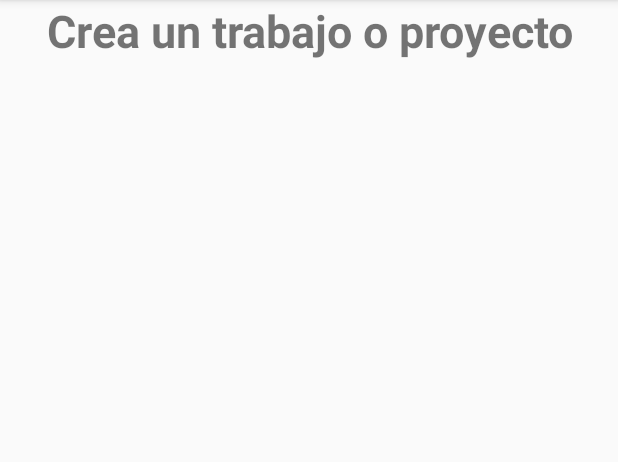
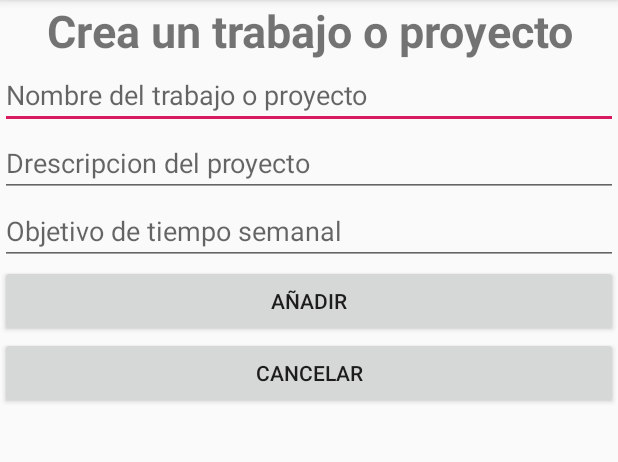
Before and after one commit to GrayJacketStudios/worktracker, an Android app: the CreateTrabajo screen opened directly, with no data from a screen before it, on a phone screen of 412 x 824 dp, the part 84-546 px from its top. Run offline under Robolectric (Android 15) with nearby library versions, the phone set to English and light mode, and no system bars.

Commit message:
Se termina para añadir nuevos trabajos y registros, a una clase singleton que maneja estas listas

```diff
--- a/app/src/main/java/sebastian/cl/worktracker/helpers/SingletonListas.java
+++ b/app/src/main/java/sebastian/cl/worktracker/helpers/SingletonListas.java
@@ -5,16 +5,19 @@ import java.util.List;
 
 import sebastian.cl.worktracker.registros.Registro;
 import sebastian.cl.worktracker.trabajos.Trabajos;
+import sebastian.cl.worktracker.usuarios.Usuario;
 
 public class SingletonListas {
     private static volatile SingletonListas SL = new SingletonListas();
 
     public List<Registro> registroList;
     public List<Trabajos> trabajosList;
+    public List<Usuario>  usuariosList;
 
     private SingletonListas(){
         registroList = new ArrayList<>();
         trabajosList = new ArrayList<>();
+        usuariosList = new ArrayList<>();
 
         trabajosList.add(new Trabajos(1,1,"","Proyecto INIF","Desarrollo front-end de INIF"));
         trabajosList.add(new Trabajos(2,1,"","back-end PUQTour","Desarrollo back-end de PUQTour"));
--- a/app/src/main/java/sebastian/cl/worktracker/registros/CreateRegistro.java
+++ b/app/src/main/java/sebastian/cl/worktracker/registros/CreateRegistro.java
@@ -29,7 +29,6 @@ public class CreateRegistro extends AppCompatActivity {
         setContentView(R.layout.activity_create_registro);
 
         trabajoID = (Integer)getIntent().getIntExtra("trabajoId",0);
-
         etFechaTrabajo = (EditText) findViewById(R.id.ETFechaTrabajada);
 
         etFechaTrabajo.setOnClickListener(new View.OnClickListener() {
--- a/app/src/main/java/sebastian/cl/worktracker/registros/RegistrosList.java
+++ b/app/src/main/java/sebastian/cl/worktracker/registros/RegistrosList.java
@@ -50,7 +50,7 @@ public class RegistrosList extends AppCompatActivity {
                 RegistrosListAdapter(this, R.layout.registro_list_item,listaRegistro);
 
         TextView txtHorasTrabajadas = (TextView) findViewById(R.id.txtHtotales);
-        txtHorasTrabajadas.setText(R.string.tTotal+Registro.minutosAHorasMinuto(HorasTotales));
+        txtHorasTrabajadas.setText(getString(R.string.tTotal,Registro.minutosAHorasMinuto(HorasTotales)));
         listView.setAdapter(adapter);
 
     }
@@ -61,7 +61,7 @@ public class RegistrosList extends AppCompatActivity {
             if (resultCode == RESULT_OK) {
                 registrosByTrabajos(SingletonListas.getInstance().registroList,trabajo.getTrabajoID());
                 TextView txtHorasTrabajadas = (TextView) findViewById(R.id.txtHtotales);
-                txtHorasTrabajadas.setText(R.string.tTotal+Registro.minutosAHorasMinuto(HorasTotales));
+                txtHorasTrabajadas.setText(getString(R.string.tTotal,Registro.minutosAHorasMinuto(HorasTotales)));
                 adapter.notifyDataSetChanged();
             }
         }
--- a/app/src/main/res/layout/activity_create_trabajo.xml
+++ b/app/src/main/res/layout/activity_create_trabajo.xml
@@ -19,4 +19,37 @@
         android:textStyle="bold" />
 
 
+    <EditText
+        android:id="@+id/ETCTNombreTrabajo"
+        android:layout_width="match_parent"
+        android:layout_height="wrap_content"
+        android:hint="@string/nombreProyecto"
+        android:inputType="textShortMessage" />
+
+    <EditText
+        android:id="@+id/ETCTDescTrabajo"
+        android:layout_width="match_parent"
+        android:layout_height="wrap_content"
+        android:hint="@string/descripcionProyecto"
+        android:inputType="textShortMessage"
+        />
+
+    <EditText
+        android:id="@+id/ETCTTiempoObjetivo"
+        android:layout_width="match_parent"
+        android:layout_height="wrap_content"
+        android:hint="@string/objetivoTiempoSemanal"
+        android:inputType="number"
+        />
+
+    <Button
+        android:onClick="addTrabajo"
+        android:layout_width="match_parent"
+        android:layout_height="wrap_content"
+        android:text="@string/btnAnadir"/>
+    <Button
+        android:onClick="OnCancelar"
+        android:layout_width="match_parent"
+        android:layout_height="wrap_content"
+        android:text="@string/btnCancelar"/>
 </LinearLayout>
--- a/app/src/main/res/layout/activity_trabajos_list.xml
+++ b/app/src/main/res/layout/activity_trabajos_list.xml
@@ -9,7 +9,7 @@
     <ListView
         android:id="@+id/LVtrabajos"
         android:layout_width="match_parent"
-        android:layout_height="650dp"
+        android:layout_height="wrap_content"
         android:layout_marginStart="8dp"
         android:layout_marginTop="8dp"
         android:layout_marginEnd="8dp"
@@ -35,7 +35,8 @@
         app:layout_constraintHorizontal_bias="1.0"
         app:layout_constraintStart_toStartOf="parent"
         app:layout_constraintTop_toBottomOf="@+id/LVtrabajos"
-        app:layout_constraintVertical_bias="1.0" />
+        app:layout_constraintVertical_bias="1.0"
+        android:onClick="OnCreateTrabajo"/>
 
     <Button
         android:id="@+id/btnEliminarTareas"
--- a/app/src/main/res/values/strings.xml
+++ b/app/src/main/res/values/strings.xml
@@ -2,9 +2,10 @@
     <string name="app_name">Work Tracker</string>
     <string name="desc_logo">Logo app provisorio</string>
 
-    <string name="btnAnadir">Añadir</string>
-    <string name="btnCancelar">Cancelar</string>
 
+
+
+    //Strings de usuarios
     <string name="usuario">Usuario</string>
     <string name="password">Contraseña</string>
     <string name="lgn_btn">Iniciar sesión</string>
@@ -14,18 +15,33 @@
     <string name="login_error_2">Debes introducir tu contraseña</string>
     <string name="login_error_3">Usuario o contraseña incorrecta</string>
 
+
+
+    <string name="btnEdit">Editar</string>
+    <string name="btnAnadir">Añadir</string>
+    <string name="btnCancelar">Cancelar</string>
+
+
+    //Strings relacionado a trabajos
+    <string name="tituloCreaTrabajo">Crea un trabajo o proyecto</string>
+
+
+    <string name="nombreProyecto">Nombre del trabajo o proyecto</string>
+    <string name="descripcionProyecto">Drescripcion del proyecto</string>
+    <string name="objetivoTiempoSemanal">Objetivo de tiempo semanal</string>
+
+
+
+    //Strings tareas
+
     <string name="btn_nueva_tarea">Agregar tarea</string>
     <string name="btn_eliminar_tarea">Eliminar Tareas</string>
-
-    <string name="btnEdit">Editar</string>
-
-    <string name="tituloCreaRegistro">Crea un registro</string>
-    <string name="tituloCreaTrabajo">Crea un trabajo o proyecto</string>
-
-    <string name="tTotal">Tiempo total: </string>
-
+    <string name="tTotal">Tiempo total: %1$s</string>
     <string name="ETFechaTrabajada">Fecha trabajada</string>
     <string name="ETTiempoTrabajado">Tiempo trabajado</string>
     <string name="txtCRTiempo">Tiempo trabajado en MINUTOS</string>
 
+    //Strings crear registro
+    <string name="tituloCreaRegistro">Crea un registro</string>
+
 </resources>
```
Also changed, not shown: app/src/main/java/sebastian/cl/worktracker/trabajos/CreateTrabajo.java (+30 -0 lines), app/src/main/java/sebastian/cl/worktracker/trabajos/TrabajosList.java (+26 -2 lines), app/src/main/java/sebastian/cl/worktracker/usuarios/Users.java (+6 -7 lines).
